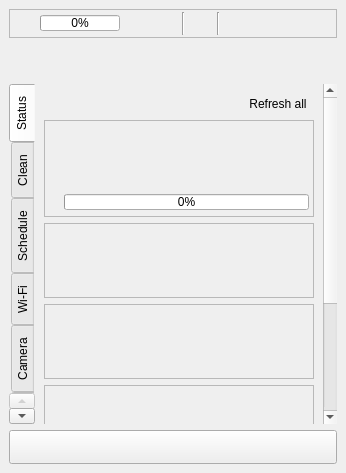
The window that valetudo_qgis/ui/status_panel.ui (sylsta/homeqgis) describes before a commit, drawn with Qt 5.
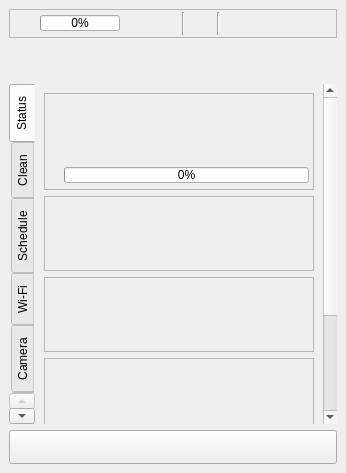
The same window after the commit. Custom widgets are drawn as their Qt base class.

Commit message: Panel: each tab's page starts with its title (Refresh all in the Status title, the server in the Terminal's)

The edit to the form file:
```diff
--- a/valetudo_qgis/ui/status_panel.ui
+++ b/valetudo_qgis/ui/status_panel.ui
@@ -230,39 +230,6 @@
                <property name="bottomMargin">
                 <number>0</number>
                </property>
-               <item>
-                <layout class="QHBoxLayout" name="status_top_layout">
-                 <item>
-                  <spacer name="status_top_spacer">
-                   <property name="orientation">
-                    <enum>Qt::Horizontal</enum>
-                   </property>
-                   <property name="sizeHint">
-                    <size>
-                     <width>0</width>
-                     <height>20</height>
-                    </size>
-                   </property>
-                  </spacer>
-                 </item>
-                 <item>
-                  <widget class="QToolButton" name="btn_refresh_all">
-                   <property name="text">
-                    <string>Refresh all</string>
-                   </property>
-                   <property name="toolButtonStyle">
-                    <enum>Qt::ToolButtonTextBesideIcon</enum>
-                   </property>
-                   <property name="autoRaise">
-                    <bool>true</bool>
-                   </property>
-                   <property name="toolTip">
-                    <string>Read every server again now (each one also refreshes by itself)</string>
-                   </property>
-                  </widget>
-                 </item>
-                </layout>
-               </item>
                <item>
                 <widget class="QFrame" name="robot_header">
                  <property name="frameShape">
```
Left out of the diff: 9 changed lines with no effect on the pictures. The commit also changes 3 other files.
